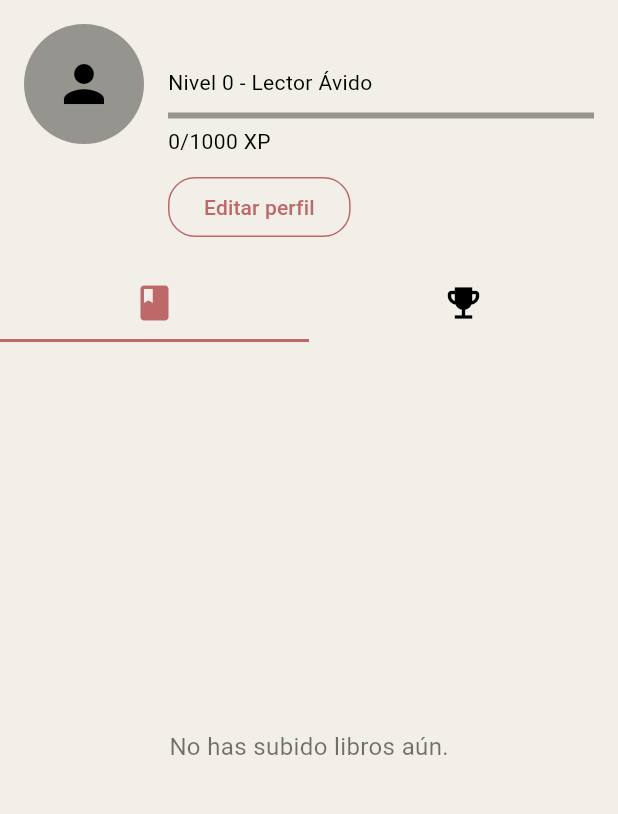
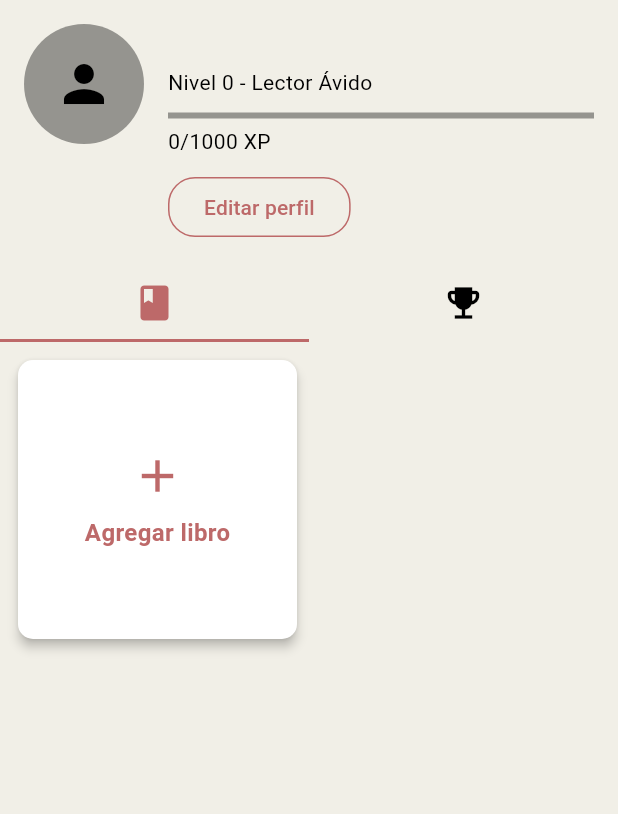
Before and after one commit to Michaelfcers/appweb, a Flutter app: the ProfileScreen screen opened directly, on a phone screen of 412 x 824 dp, the part 84-898 px from its top. Run offline on Flutter 3.47's test engine with Material 3 defaults, Android fonts, the light colour scheme and no system bars; our stand-ins replace carousel_slider, google_fonts, image_picker, shimmer, supabase_flutter; accounts and stored records are empty.

Commit message:
Agregar libro - arreglado

```diff
--- a/lib/views/Profile/profile_screen.dart
+++ b/lib/views/Profile/profile_screen.dart
@@ -217,14 +217,7 @@ class ProfileScreenState extends State<ProfileScreen> {
   }
 
   Widget _buildBooksGrid() {
-    return uploadedBooks.isEmpty
-        ? Center(
-            child: Text(
-              'No has subido libros aún.',
-              style: TextStyle(color: AppColors.textSecondary, fontSize: 16),
-            ),
-          )
-        : Padding(
+    return Padding(
       padding: const EdgeInsets.all(8.0),
       child: GridView.builder(
         gridDelegate: const SliverGridDelegateWithFixedCrossAxisCount(
@@ -233,9 +226,48 @@ class ProfileScreenState extends State<ProfileScreen> {
           crossAxisSpacing: 8.0,
           childAspectRatio: 1.0,
         ),
-              itemCount: uploadedBooks.length,
+        itemCount: uploadedBooks.length + 1,
         itemBuilder: (context, index) {
-                final book = uploadedBooks[index];
+          if (index == 0) {
+            return GestureDetector(
+              onTap: () async {
+                final shouldUpdate = await showDialog<bool>(
+                  context: context,
+                  builder: (BuildContext context) => const AddBookDialog(),
+                );
+
+                if (shouldUpdate == true) {
+                  await fetchUploadedBooks();
+                }
+              },
+              child: Card(
+                color: AppColors.cardBackground,
+                shape: RoundedRectangleBorder(
+                  borderRadius: BorderRadius.circular(10),
+                ),
+                elevation: 3,
+                child: Center(
+                  child: Column(
+                    mainAxisAlignment: MainAxisAlignment.center,
+                    children: [
+                      Icon(Icons.add,
+                          color: AppColors.iconSelected, size: 36),
+                      const SizedBox(height: 8),
+                      Text(
+                        'Agregar libro',
+                        style: TextStyle(
+                          fontSize: 16,
+                          fontWeight: FontWeight.bold,
+                          color: AppColors.iconSelected,
+                        ),
+                      ),
+                    ],
+                  ),
+                ),
+              ),
+            );
+          } else {
+            final book = uploadedBooks[index - 1];
             return GestureDetector(
               onTap: () async {
                 final shouldUpdate = await Navigator.push<bool>(
@@ -309,6 +341,7 @@ class ProfileScreenState extends State<ProfileScreen> {
                 ),
               ),
             );
+          }
         },
       ),
     );
```
Lines whose indentation alone changed are shown as unchanged.
